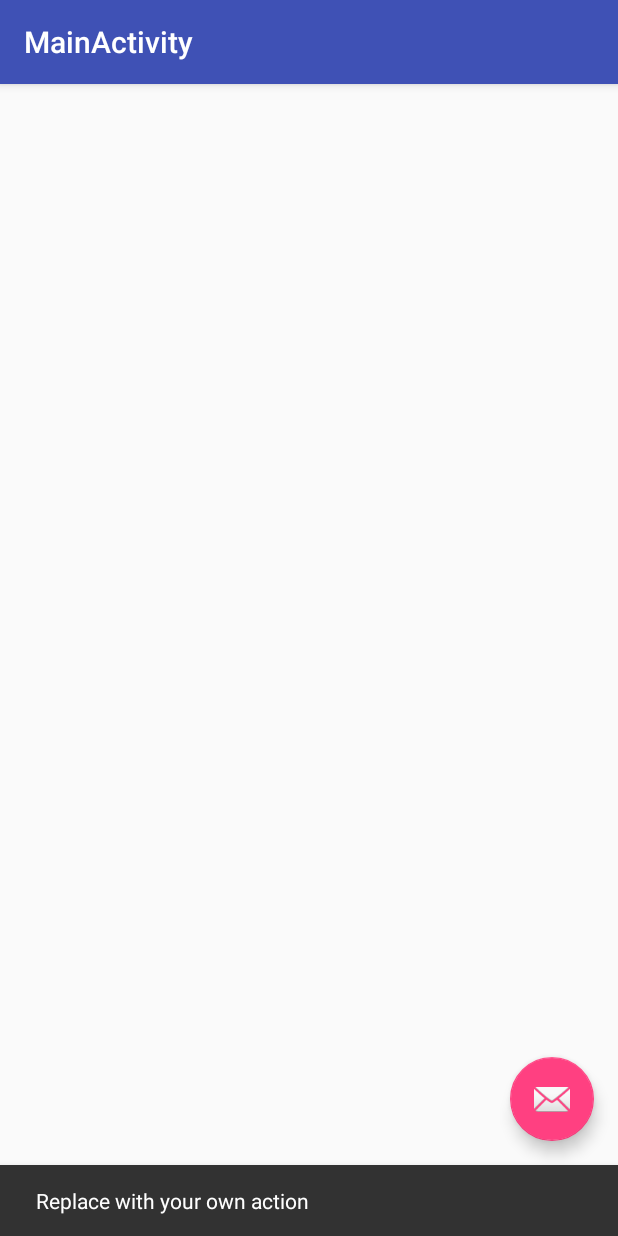
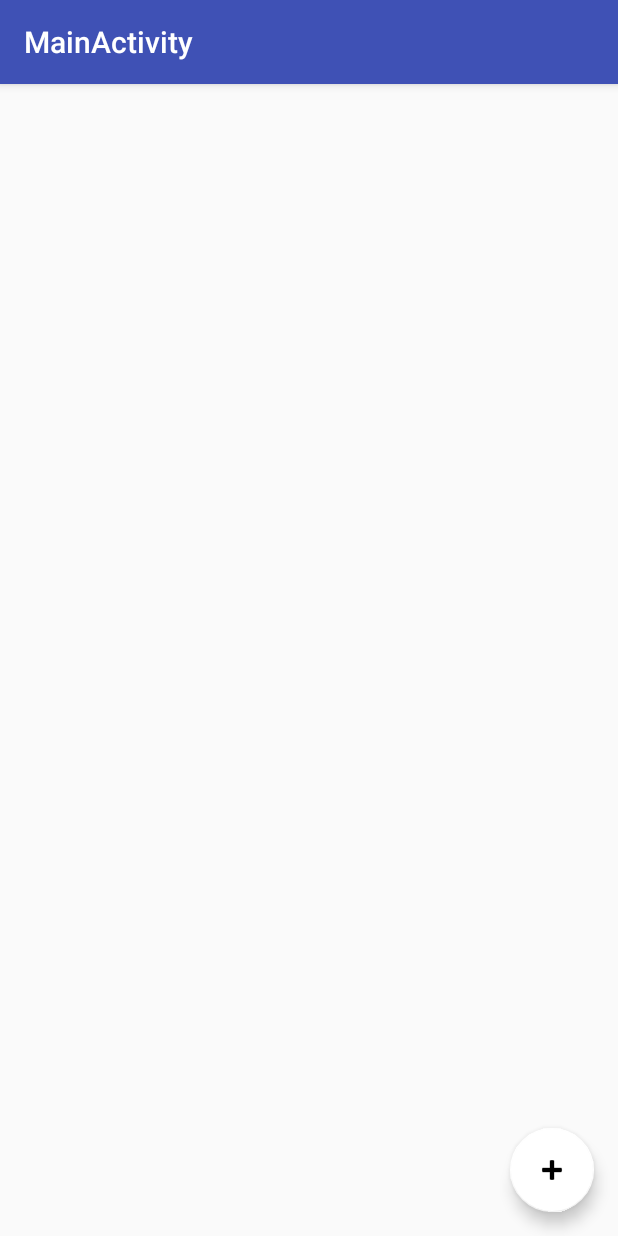
Before and after one commit to koooge/AndroidSampleMapApp, an Android app: the screen it shows after launch (MainActivity), after a tap on an icon or button, on a phone screen of 412 x 824 dp. Run offline under Robolectric (Android 15) with nearby library versions, the phone set to English and light mode, and no system bars.

Commit message:
change FAB tint

```diff
--- a/base/src/main/res/values/colors.xml
+++ b/base/src/main/res/values/colors.xml
@@ -3,4 +3,8 @@
     <color name="colorPrimary">#3F51B5</color>
     <color name="colorPrimaryDark">#303F9F</color>
     <color name="colorAccent">#FF4081</color>
+
+    <!-- FAB -->
+    <color name="fabMenu">#FFFFFF</color>
+    <color name="fabText">#000000</color>
 </resources>
--- a/feature/src/main/java/com/koooge/example/android/androidsamplemapapp/feature/MainActivity.java
+++ b/feature/src/main/java/com/koooge/example/android/androidsamplemapapp/feature/MainActivity.java
@@ -32,12 +32,11 @@ public class MainActivity extends AppCompatActivity implements OnMapReadyCallbac
         fab.setOnClickListener(new View.OnClickListener() {
             @Override
             public void onClick(View view) {
-                Snackbar.make(view, "Replace with your own action", Snackbar.LENGTH_LONG)
-                        .setAction("Action", null).show();
+//                Snackbar.make(view, "Replace with your own action", Snackbar.LENGTH_LONG)
+//                        .setAction("Action", null).show();
             }
         });
     }
-
 
     /**
      * Manipulates the map once available.
--- a/feature/src/main/res/layout/activity_main.xml
+++ b/feature/src/main/res/layout/activity_main.xml
@@ -28,6 +28,8 @@
         android:layout_height="wrap_content"
         android:layout_gravity="bottom|end"
         android:layout_margin="@dimen/fab_margin"
-        app:srcCompat="@android:drawable/ic_dialog_email" />
+        app:srcCompat="@android:drawable/ic_input_add"
+        app:backgroundTint="@color/fabMenu"
+        android:tint="@color/fabText"/>
 
 </android.support.design.widget.CoordinatorLayout>
```
